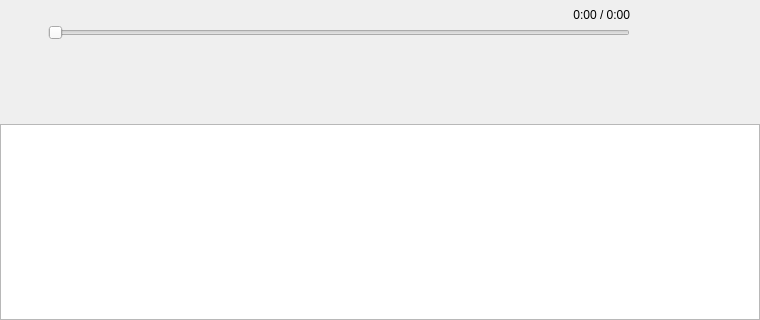
Qt form sources/dialogs/dialogmidiplayer.ui (davy7125/polyphone) before a commit.
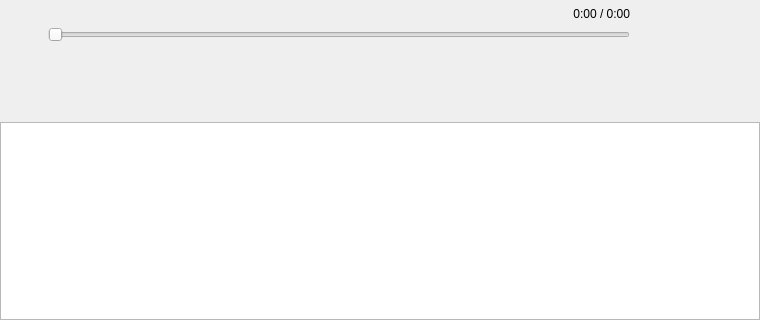
The same form after that commit. Icons and pictures are not drawn.

```diff
--- a/sources/dialogs/dialogmidiplayer.ui
+++ b/sources/dialogs/dialogmidiplayer.ui
@@ -35,6 +35,18 @@
    </property>
    <item>
     <widget class="QFrame" name="frameTop">
+     <property name="minimumSize">
+      <size>
+       <width>0</width>
+       <height>42</height>
+      </size>
+     </property>
+     <property name="maximumSize">
+      <size>
+       <width>16777215</width>
+       <height>42</height>
+      </size>
+     </property>
      <layout class="QHBoxLayout" name="layoutTop">
       <property name="spacing">
        <number>4</number>
@@ -43,13 +55,13 @@
        <number>4</number>
       </property>
       <property name="topMargin">
-       <number>4</number>
+       <number>0</number>
       </property>
       <property name="rightMargin">
        <number>4</number>
       </property>
       <property name="bottomMargin">
-       <number>4</number>
+       <number>0</number>
       </property>
       <item>
        <widget class="QToolButton" name="pushOpen">
```
